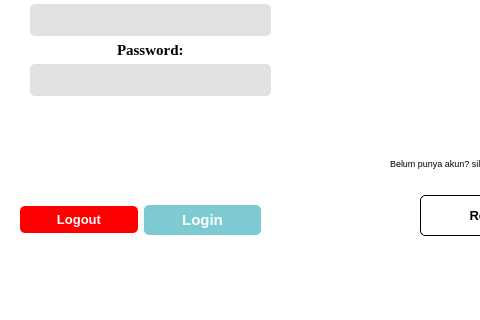
Before: the Qt Designer form Login.ui in RN-1986/Aplikasi-apotek, drawn with Qt 5; both pictures show x 0 to 480 and y 215 to 535 of the 665 by 535 pixel window.
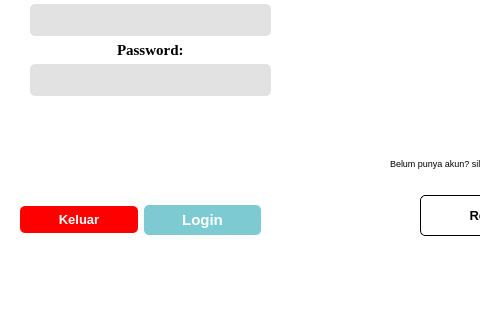
After: the same form once the commit is applied. Icons and pictures are not drawn.

The edit to the form file:
```diff
--- a/Login.ui
+++ b/Login.ui
@@ -279,7 +279,7 @@
 }</string>
        </property>
        <property name="text">
-        <string>Logout</string>
+        <string>Keluar</string>
        </property>
       </widget>
      </item>
```
